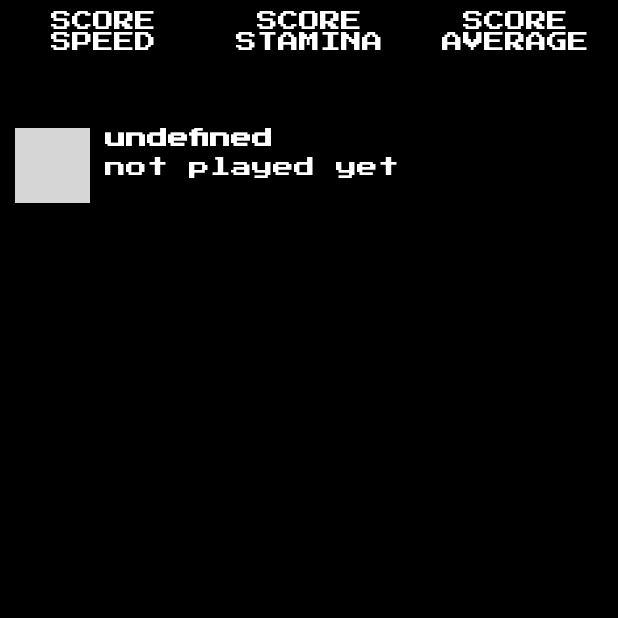
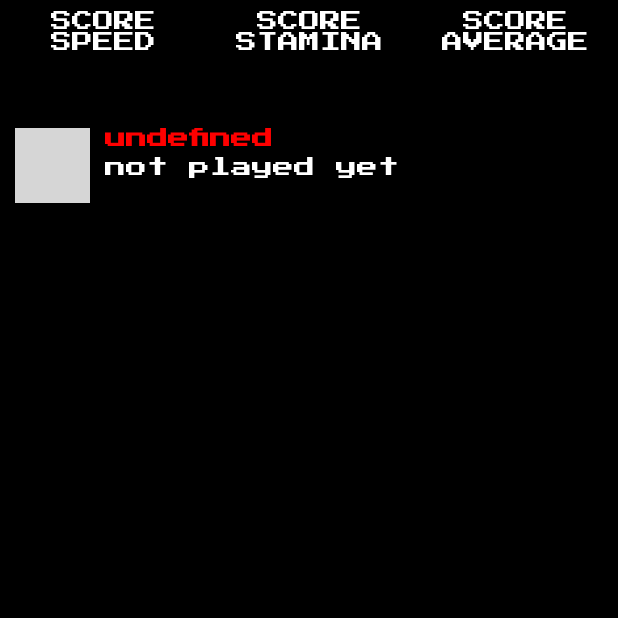
Before and after one commit to Thibaut-Comte/ApplicationAndroid, an Android app: the ScoreAverage screen opened directly, with no data from a screen before it, on a phone screen of 412 x 824 dp, the top half of it. Run offline under Robolectric (Android 15) with nearby library versions, the phone set to English and light mode, and no system bars; our stand-ins replace Firebase (no records; nobody signed in at launch, a user with empty details on screens opened directly), Picasso; pictures from the network do not load; grey boxes are pictures that could not be loaded.

Commit message:
visibilite score

```diff
--- a/reaction/app/src/main/java/com/jonathan/reaction/ScoreAdapter.java
+++ b/reaction/app/src/main/java/com/jonathan/reaction/ScoreAdapter.java
@@ -2,8 +2,10 @@ package com.jonathan.reaction;
 
 import android.content.Context;
 import android.content.SharedPreferences;
+import android.graphics.Color;
 import android.graphics.drawable.ColorDrawable;
 import android.support.annotation.NonNull;
+import android.util.Log;
 import android.view.LayoutInflater;
 import android.view.View;
 import android.view.ViewGroup;
@@ -49,6 +51,16 @@ public class ScoreAdapter extends ArrayAdapter<ScoreClass>{
 
         //il ne reste plus qu'à remplir notre vue
         viewHolder.pseudo.setText(scoreClass.getPseudo());
+        Log.e("pseudoLaBAs", scoreClass.getPseudo());
+        Log.e("shared", sharedPreferences.getString("username", "undefined"));
+        viewHolder.pseudo.setTextColor(Color.parseColor("#FFFFFF"));
+        if (scoreClass.getPseudo().equals(sharedPreferences.getString("username", "undefined"))) {
+            viewHolder.pseudo.setTextColor(Color.parseColor("#FF0000"));
+            Log.e("color", "color");
+            Log.e("pseudo", scoreClass.getPseudo());
+            Log.e("shared", sharedPreferences.getString("username", "undefined"));
+
+        }
         if(scoreClass.getScore() != 0)
         {
             viewHolder.score.setText(Integer.toString(scoreClass.getScore()));
--- a/reaction/app/src/main/res/layout/row_layout.xml
+++ b/reaction/app/src/main/res/layout/row_layout.xml
@@ -1,5 +1,6 @@
 <?xml version="1.0" encoding="utf-8"?>
 <RelativeLayout xmlns:android="http://schemas.android.com/apk/res/android"
+    android:id="@+id/scoreV"
     xmlns:tools="http://schemas.android.com/tools"
     android:layout_width="match_parent"
     android:layout_height="match_parent"
```
